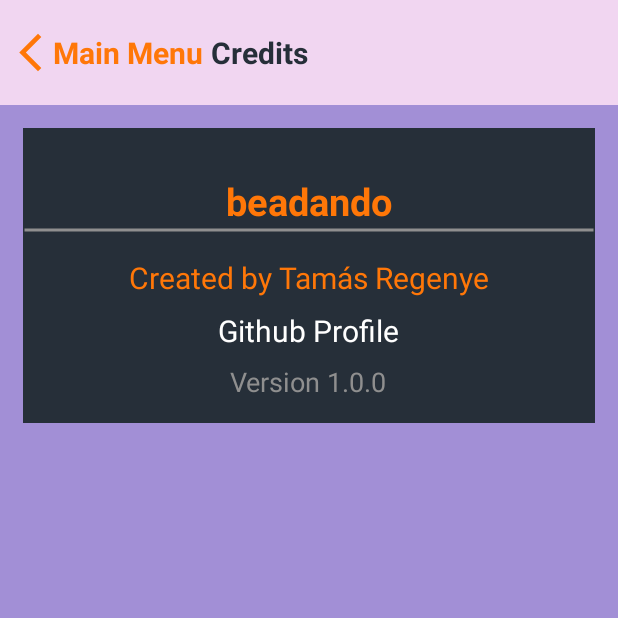
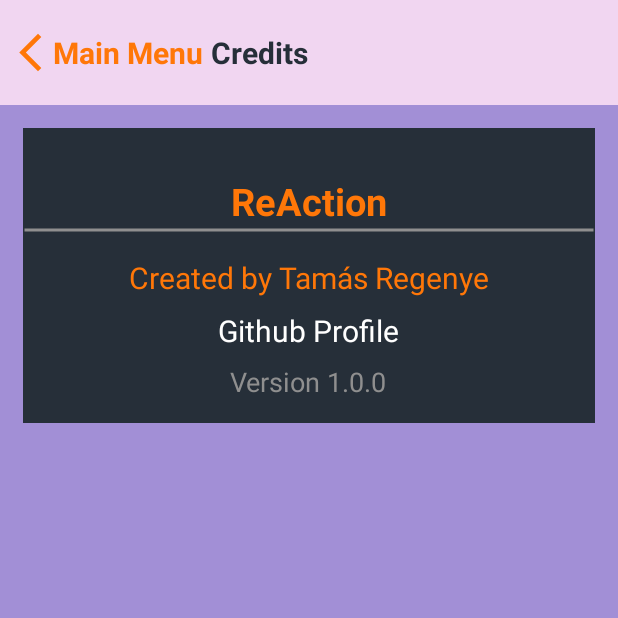
Before and after one commit to tamasregenye/mobilprog_beadando, an Android app: the CreditsActivity screen opened directly, with no data from a screen before it, on a phone screen of 412 x 824 dp, the top half of it. Run offline under Robolectric (Android 15) with nearby library versions, the phone set to English and light mode, and no system bars.

Commit message:
added app logo

```diff
--- a/app/src/main/AndroidManifest.xml
+++ b/app/src/main/AndroidManifest.xml
@@ -6,7 +6,7 @@
         android:allowBackup="true"
         android:dataExtractionRules="@xml/data_extraction_rules"
         android:fullBackupContent="@xml/backup_rules"
-        android:icon="@mipmap/ic_launcher"
+        android:icon="@mipmap/ic_launcher2"
         android:label="@string/app_name"
         android:roundIcon="@mipmap/ic_launcher_round"
         android:supportsRtl="true"
--- a/app/src/main/res/mipmap-anydpi-v26/ic_launcher.xml
+++ b/app/src/main/res/mipmap-anydpi-v26/ic_launcher.xml
@@ -1,6 +1,3 @@
 <?xml version="1.0" encoding="utf-8"?>
 <adaptive-icon xmlns:android="http://schemas.android.com/apk/res/android">
-    <background android:drawable="@drawable/ic_launcher_background" />
-    <foreground android:drawable="@drawable/ic_launcher_foreground" />
-    <monochrome android:drawable="@drawable/ic_launcher_foreground" />
 </adaptive-icon>
--- a/app/src/main/res/values/strings.xml
+++ b/app/src/main/res/values/strings.xml
@@ -1,6 +1,6 @@
 <?xml version="1.0" encoding="utf-8"?>
 <resources>
-    <string name="app_name">beadando</string>
+    <string name="app_name">ReAction</string>
     <string name="logout">Logout</string>
     <string name="credits">Credits</string>
     <string name="main_menu">Main Menu</string>
```
Also changed, not shown: app/src/main/java/com/example/beadando/PlayActivity.java (+13 -1 lines), app/src/main/res/mipmap-hdpi/ic_launcher2.webp (added), app/src/main/res/mipmap-mdpi/ic_launcher2.webp (added), app/src/main/res/mipmap-xhdpi/ic_launcher2.webp (added), app/src/main/res/mipmap-xxhdpi/ic_launcher2.webp (added), app/src/main/res/mipmap-xxxhdpi/ic_launcher2.webp (added).
